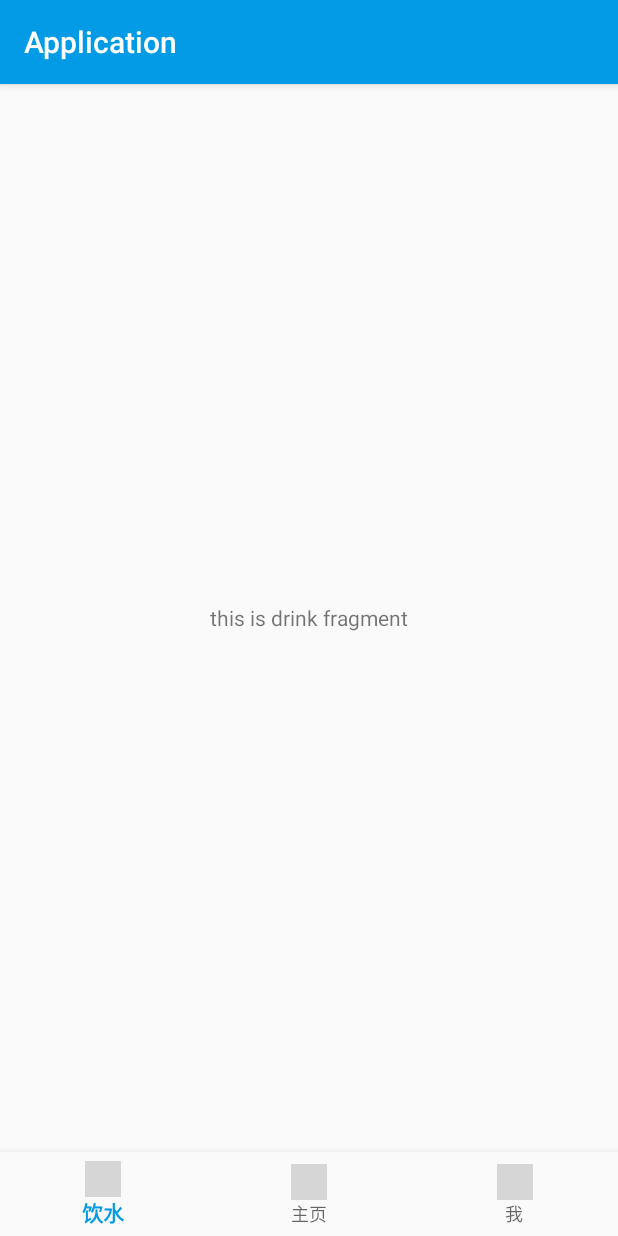
After one commit to RayfunChow/AppDemo, an Android app: the fragment DrinkFragment placed in its activity, on a phone screen of 412 x 824 dp. The commit adds this screen. Run offline under Robolectric (Android 15) with nearby library versions, the phone set to English and light mode, and no system bars; grey boxes are pictures that could not be loaded.

Commit message:
第二次commit

```diff
--- a/app/build.gradle
+++ b/app/build.gradle
@@ -32,6 +32,7 @@ dependencies {
     implementation 'com.github.dmytrodanylyk.circular-progress-button:library:1.1.3'
     implementation 'com.github.dmytrodanylyk:android-morphing-button:98a4986e56'
     implementation 'de.hdodenhof:circleimageview:2.1.0'
+    implementation 'com.github.medyo:android-about-page:1.2.4'
     testImplementation 'junit:junit:4.12'
     androidTestImplementation 'com.android.support.test:runner:1.0.2'
     androidTestImplementation 'com.android.support.test.espresso:espresso-core:3.0.2'
--- /dev/null
+++ b/app/src/main/java/com/example/asus/application/DrinkFragment.java
@@ -0,0 +1,23 @@
+package com.example.asus.application;
+
+import android.os.Bundle;
+import android.support.annotation.Nullable;
+import android.support.v4.app.Fragment;
+import android.view.LayoutInflater;
+import android.view.View;
+import android.view.ViewGroup;
+
+public class DrinkFragment extends Fragment {
+
+    @Nullable
+    @Override
+    public View onCreateView(LayoutInflater inflater, @Nullable ViewGroup container, @Nullable Bundle savedInstanceState) {
+        View view=inflater.inflate(R.layout.fragment_drink,container,false);
+        return view;
+    }
+
+    @Override
+    public void onActivityCreated(@Nullable Bundle savedInstanceState) {
+        super.onActivityCreated(savedInstanceState);
+    }
+}
--- /dev/null
+++ b/app/src/main/java/com/example/asus/application/HomeFragment.java
@@ -0,0 +1,24 @@
+package com.example.asus.application;
+
+import android.os.Bundle;
+import android.support.annotation.Nullable;
+import android.support.v4.app.Fragment;
+import android.view.LayoutInflater;
+import android.view.View;
+import android.view.ViewGroup;
+
+public class HomeFragment extends Fragment {
+
+    @Nullable
+    @Override
+    public View onCreateView(LayoutInflater inflater, @Nullable ViewGroup container, @Nullable Bundle savedInstanceState) {
+        View view=inflater.inflate(R.layout.fragment_home,container,false);
+        return view;
+    }
+
+    @Override
+    public void onActivityCreated(@Nullable Bundle savedInstanceState) {
+        super.onActivityCreated(savedInstanceState);
+    }
+
+}
--- a/app/src/main/java/com/example/asus/application/MainActivity.java
+++ b/app/src/main/java/com/example/asus/application/MainActivity.java
@@ -1,48 +1,94 @@
 package com.example.asus.application;
 
-import android.content.Intent;
+import android.os.Bundle;
+import android.support.annotation.NonNull;
+import android.support.design.widget.BottomNavigationView;
+import android.support.v4.app.Fragment;
+import android.support.v4.app.FragmentTransaction;
 import android.support.v7.app.AppCompatActivity;
-import android.os.Bundle;
-import android.view.View;
-
-import br.com.simplepass.loading_button_lib.customViews.CircularProgressButton;
-import info.hoang8f.widget.FButton;
+import android.view.MenuItem;
 
 public class MainActivity extends AppCompatActivity {
 
     static boolean isLogin = false;
-//
-//    FButton btnSignin;
-//    FButton btnSignup;
+
+    private BottomNavigationView bottomNavigationView;
+    private DrinkFragment drinkFragment;
+    private HomeFragment homeFragment;
+    private MeFragment meFragment;
+    private Fragment[] fragments;
+    private int lastfragment;
 
     @Override
     protected void onCreate(Bundle savedInstanceState) {
         super.onCreate(savedInstanceState);
         setContentView(R.layout.activity_main);
 
-//        btnSignin = findViewById(R.id.btn_signin);
-//        btnSignup = findViewById(R.id.btn_signup);
-//
-////        btnSignin.setCornerRadius(20);
-//        btnSignin.setShadowEnabled(false);
-////        btnSignin.setBackgroundColor(getResources().getColor(R.color.white));
-//
-//        btnSignup.setShadowEnabled(false);
-////        btnSignup.setBackgroundColor(getResources().getColor(R.color.white));
-//        //btnSignup.setCornerRadius(20);
-//
-//        btnSignup.setOnClickListener(this);
+        initFragment();
+
+
     }
 
-//    @Override
-//    public void onClick(View v) {
-//        switch (v.getId()) {
-//            case R.id.btn_signin:
-//
-//                break;
-//            case R.id.btn_signup:
-//                startActivity(new Intent(MainActivity.this, SignupActivity.class));
-//                break;
-//        }
-//    }
+    private void initFragment(){
+        bottomNavigationView=findViewById(R.id.navigation);
+        drinkFragment = new DrinkFragment();
+        homeFragment = new HomeFragment();
+        meFragment = new MeFragment();
+        fragments = new Fragment[]{drinkFragment,homeFragment,meFragment};
+        lastfragment = 0;
+
+        getSupportFragmentManager().beginTransaction().replace(R.id.container,homeFragment).show(homeFragment).commit();
+        bottomNavigationView.setOnNavigationItemSelectedListener(changeFragment);
+    }
+
+    private BottomNavigationView.OnNavigationItemSelectedListener changeFragment =
+            new BottomNavigationView.OnNavigationItemSelectedListener() {
+        @Override
+        public boolean onNavigationItemSelected(@NonNull MenuItem item) {
+
+            switch (item.getItemId())
+            {
+                case R.id.navigation_drink:
+                {
+                    if(lastfragment!=0)
+                    {
+                        switchFragment(lastfragment,0);
+                        lastfragment=0;
+                    }
+                    return true;
+                }
+                case R.id.navigation_home:
+                {
+                    if(lastfragment!=1)
+                    {
+                        switchFragment(lastfragment,1);
+                        lastfragment=1;
+                    }
+                    return true;
+                }
+                case R.id.navigation_me:
+                {
+                    if(lastfragment!=2)
+                    {
+                        switchFragment(lastfragment,2);
+                        lastfragment=2;
+                    }
+                    return true;
+                }
+            }
+            return false;
+        }
+    };
+
+    private void switchFragment(int lastfragment,int index)
+    {
+        FragmentTransaction transaction =getSupportFragmentManager().beginTransaction();
+        transaction.hide(fragments[lastfragment]);//隐藏上个Fragment
+        if(fragments[index].isAdded()==false)
+        {
+            transaction.add(R.id.container,fragments[index]);
+        }
+        transaction.show(fragments[index]).commitAllowingStateLoss();
+    }
+
 }
--- /dev/null
+++ b/app/src/main/res/drawable/btn_onclick_selector.xml
@@ -0,0 +1,6 @@
+<?xml version="1.0" encoding="utf-8"?>
+<selector xmlns:android="http://schemas.android.com/apk/res/android">
+    <item android:drawable="@color/fbutton_color_transparent" android:state_pressed="false"/>
+    <item android:drawable="@color/fbutton_color_silver" android:state_pressed="true"/>
+
+</selector>
--- a/app/src/main/res/layout/activity_main.xml
+++ b/app/src/main/res/layout/activity_main.xml
@@ -1,5 +1,5 @@
 <?xml version="1.0" encoding="utf-8"?>
-<LinearLayout xmlns:android="http://schemas.android.com/apk/res/android"
+<RelativeLayout xmlns:android="http://schemas.android.com/apk/res/android"
     xmlns:app="http://schemas.android.com/apk/res-auto"
     xmlns:tools="http://schemas.android.com/tools"
     xmlns:fbutton="http://schemas.android.com/apk/res-auto"
@@ -8,5 +8,22 @@
     android:orientation="vertical"
     tools:context=".MainActivity">
 
+    <FrameLayout
+        android:id="@+id/container"
+        android:layout_width="match_parent"
+        android:layout_height="match_parent"
+        android:layout_above="@id/navigation"/>
 
-</LinearLayout>
+
+    <android.support.design.widget.BottomNavigationView
+        android:id="@+id/navigation"
+        android:layout_width="match_parent"
+        android:layout_height="wrap_content"
+        android:layout_alignParentBottom="true"
+        android:background="?android:attr/windowBackground"
+        app:menu="@menu/navigation"/>
+    <!--app:layout_constraintBottom_toBottomOf="parent"-->
+    <!--app:layout_constraintLeft_toLeftOf="parent"-->
+    <!--app:layout_constraintRight_toRightOf="parent"-->
+
+</RelativeLayout>
--- /dev/null
+++ b/app/src/main/res/layout/fragment_drink.xml
@@ -0,0 +1,13 @@
+<?xml version="1.0" encoding="utf-8"?>
+<RelativeLayout
+    xmlns:android="http://schemas.android.com/apk/res/android"
+    android:layout_width="match_parent"
+    android:layout_height="match_parent">
+
+    <TextView
+        android:layout_width="wrap_content"
+        android:layout_height="wrap_content"
+        android:text="this is drink fragment"
+        android:layout_centerInParent="true"/>
+
+</RelativeLayout>
--- /dev/null
+++ b/app/src/main/res/menu/navigation.xml
@@ -0,0 +1,19 @@
+<?xml version="1.0" encoding="utf-8"?>
+<menu xmlns:android="http://schemas.android.com/apk/res/android">
+
+    <item
+        android:id="@+id/navigation_drink"
+        android:icon="@drawable/round_local_drink_24"
+        android:title="饮水" />
+
+    <item
+        android:id="@+id/navigation_home"
+        android:icon="@drawable/round_home_24"
+        android:title="主页" />
+
+    <item
+        android:id="@+id/navigation_me"
+        android:icon="@drawable/round_person_24"
+        android:title="我" />
+
+</menu>
--- a/app/src/main/res/values/colors.xml
+++ b/app/src/main/res/values/colors.xml
@@ -1,7 +1,7 @@
 <?xml version="1.0" encoding="utf-8"?>
 <resources>
-    <color name="colorPrimary">#008577</color>
-    <color name="colorPrimaryDark">#00574B</color>
+    <color name="colorPrimary">#039be5</color>
+    <color name="colorPrimaryDark">#0288d1</color>
     <color name="colorAccent">#e91e63</color>
     <color name="link_blue">#001aff</color>
     <color name="white">#ffffff</color>
@@ -53,7 +53,7 @@
 
     <color name="fbutton_color_clouds">#ecf0f1</color>
 
-    <color name="fbutton_color_silver">#bdc3c7</color>
+    <color name="fbutton_color_silver">#e0e0e0</color>
 
     <color name="fbutton_color_concrete">#95a5a6</color>
 
```
Also changed, not shown: app/src/main/AndroidManifest.xml (+5 -5 lines), app/src/main/java/com/example/asus/application/AboutActivity.java (added, +31 -0 lines), app/src/main/java/com/example/asus/application/MeFragment.java (added, +57 -0 lines), app/src/main/res/layout/activity_about.xml (added, +9 -0 lines), app/src/main/res/layout/fragment_home.xml (added, +47 -0 lines), app/src/main/res/layout/fragment_me.xml (added, +194 -0 lines), app/src/main/res/values/arrays.xml (added, +19 -0 lines), app/src/main/res/values/strings.xml (+56 -0 lines), app/src/main/res/xml/pref_general.xml (added, +66 -0 lines), app/src/main/res/drawable-v24/coon.png (added), app/src/main/res/drawable-v24/drop.png (added).
